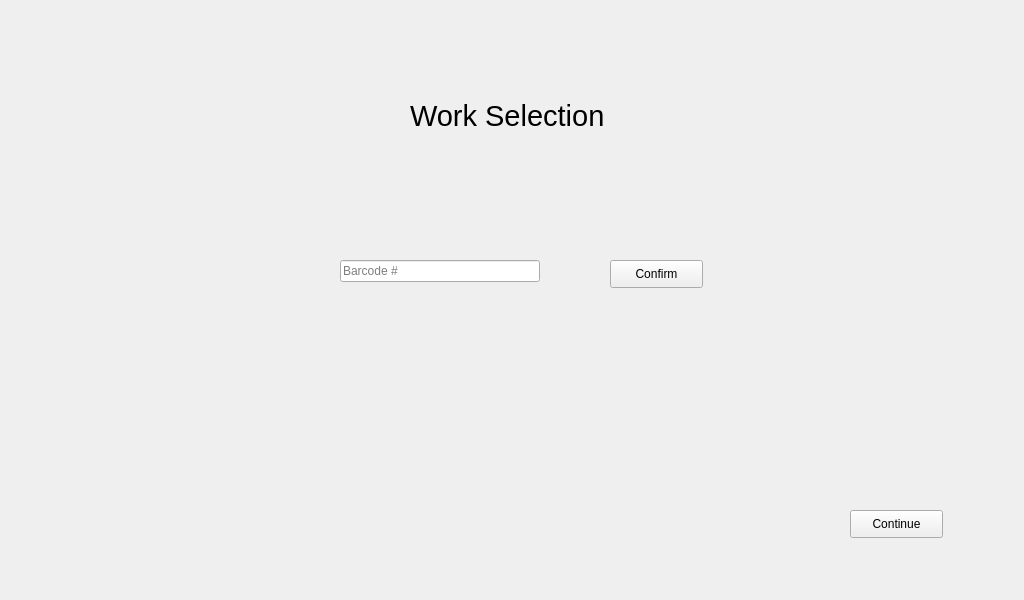
Above: UI_design/LoginUI_Design/Admin_Window_1.ui from ApplyKCL/SNYProject before the change. Below: the same form after it.
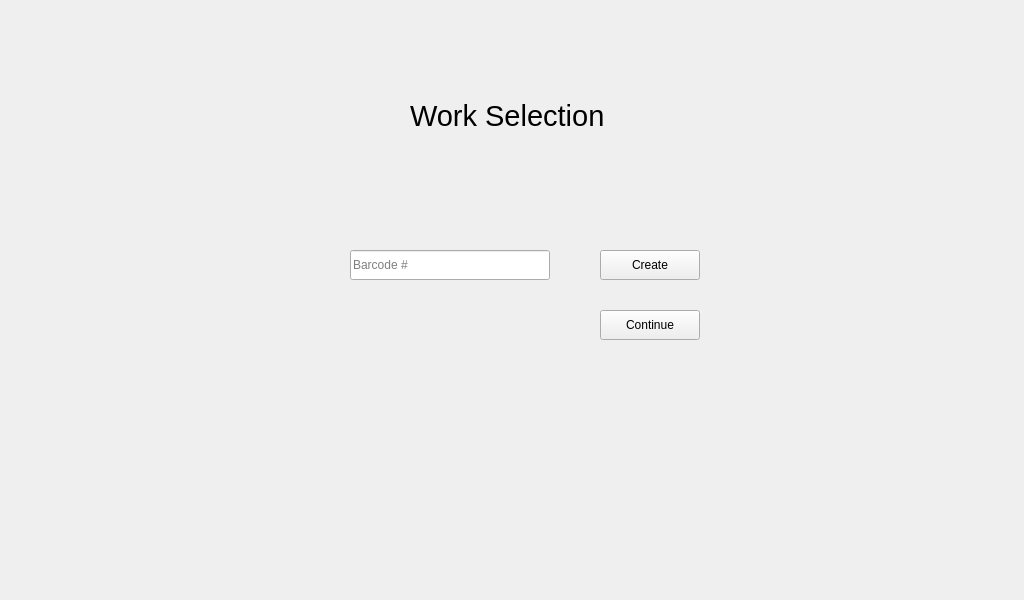
That is the form after the change. Icons and pictures are not drawn.

The edit to the form file:
```diff
--- a/UI_design/LoginUI_Design/Admin_Window_1.ui
+++ b/UI_design/LoginUI_Design/Admin_Window_1.ui
@@ -22,23 +22,23 @@
   <widget class="QPushButton" name="pushButton">
    <property name="geometry">
     <rect>
-     <x>610</x>
-     <y>260</y>
-     <width>93</width>
-     <height>28</height>
+     <x>600</x>
+     <y>250</y>
+     <width>100</width>
+     <height>30</height>
     </rect>
    </property>
    <property name="text">
-    <string>Confirm</string>
+    <string>Create</string>
    </property>
   </widget>
   <widget class="QLineEdit" name="lineEdit">
    <property name="geometry">
     <rect>
-     <x>340</x>
-     <y>260</y>
+     <x>350</x>
+     <y>250</y>
      <width>200</width>
-     <height>22</height>
+     <height>30</height>
     </rect>
    </property>
    <property name="minimumSize">
@@ -54,10 +54,10 @@
   <widget class="QPushButton" name="pushButton_2">
    <property name="geometry">
     <rect>
-     <x>850</x>
-     <y>510</y>
-     <width>93</width>
-     <height>28</height>
+     <x>600</x>
+     <y>310</y>
+     <width>100</width>
+     <height>30</height>
     </rect>
    </property>
    <property name="text">
```
Left out of the diff: 32 changed lines with no effect on the pictures.
